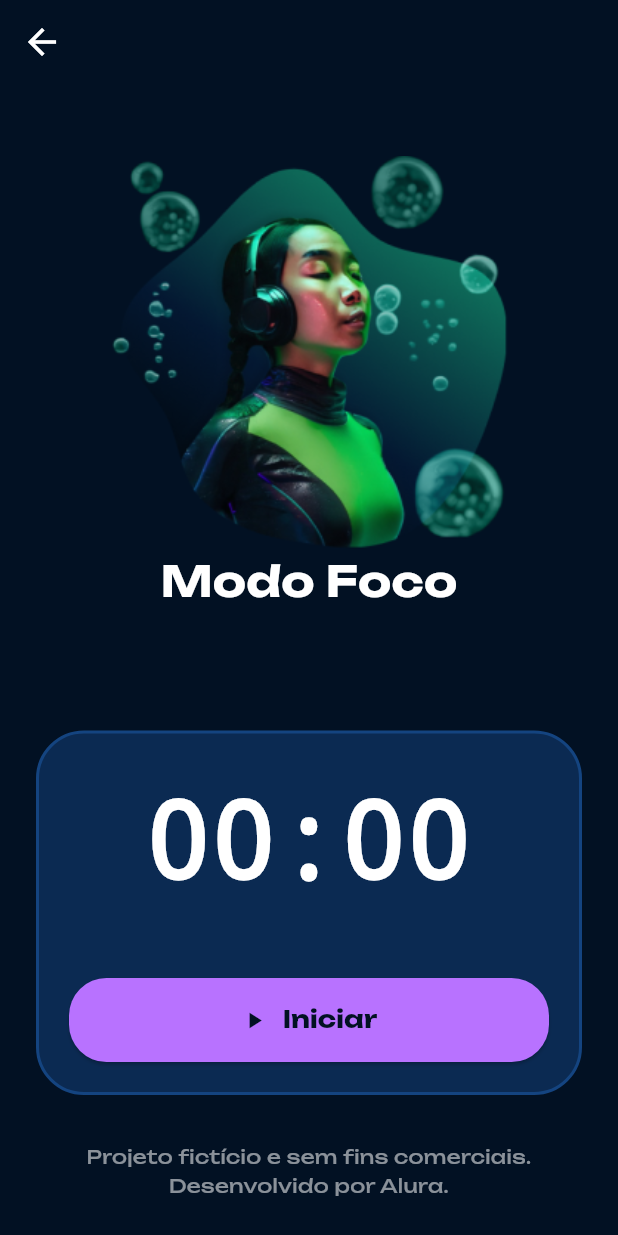
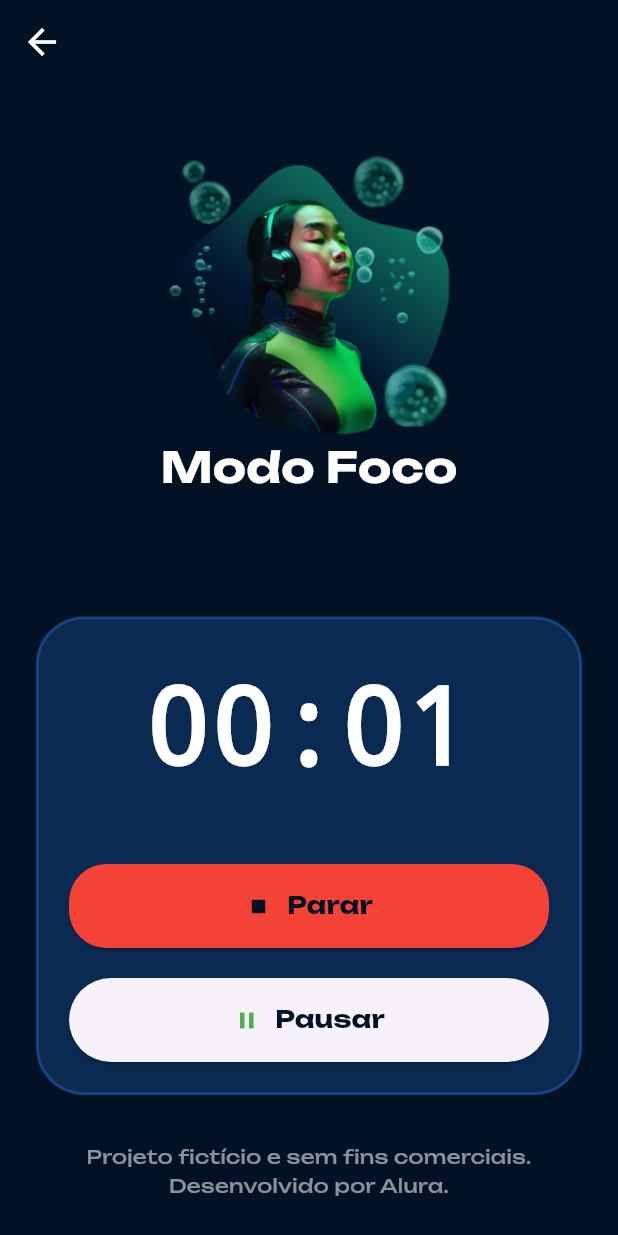
Before and after one commit to 1BrenoAlv/App-Focus, a Flutter app: the TimerPage screen opened by its route, after a tap on "Iniciar", on a phone screen of 412 x 824 dp. Run offline on Flutter 3.47's test engine with Material 3 defaults, Android fonts, the phone set to English and light mode, and no system bars; our stand-ins replace google_fonts.

```diff
--- a/lib/app/app.dart
+++ b/lib/app/app.dart
@@ -1,7 +1,7 @@
 import 'package:flutter/material.dart';
-import 'package:fokus/app/enums/timer_type.dart';
-import 'package:fokus/app/pages/home_page.dart';
-import 'package:fokus/app/pages/timer_page.dart';
+import 'package:fokus/app/shared/enums/timer_type.dart';
+import 'package:fokus/app/view/pages/home_page.dart';
+import 'package:fokus/app/view/pages/timer_page.dart';
 import 'package:google_fonts/google_fonts.dart';
 
 class App extends StatelessWidget {
--- /dev/null
+++ b/lib/app/view-model/time_viewModel.dart
@@ -0,0 +1,32 @@
+import 'dart:async';
+import 'package:flutter/cupertino.dart';
+
+class TimerViewmodel extends ChangeNotifier {
+  bool isPlaying = false;
+  Timer? timer;
+  Duration duration = Duration.zero;
+
+  void startTime(int initialMinutes, ValueNotifier<bool> isPaused) {
+    duration = Duration.zero;
+    isPlaying = true;
+    notifyListeners();
+
+    timer = Timer.periodic(Duration(seconds: 1), (timer) {
+      if(isPaused.value) return;
+
+      if (duration.inMinutes < initialMinutes) {
+        duration += Duration(seconds: 1);
+        notifyListeners();
+      } else {
+        isPlaying = false;
+        timer.cancel();
+      }
+    });
+  }
+
+  void stopTime() {
+    isPlaying = false;
+    notifyListeners();
+    timer?.cancel();
+  }
+}
--- a/lib/app/pages/home_page.dart
+++ b/lib/app/view/pages/home_page.dart
@@ -1,6 +1,6 @@
 import 'package:flutter/material.dart';
-import 'package:fokus/app/enums/timer_type.dart';
-import '../utils/app_config.dart';
+import 'package:fokus/app/shared/enums/timer_type.dart';
+import '../../shared/utils/app_config.dart';
 
 class HomePage extends StatelessWidget {
   const HomePage({super.key});
@@ -31,13 +31,13 @@ class HomePage extends StatelessWidget {
                           '/timer',
                           arguments: TimerType.focus,
                         );
-                        if (result != null) {
-                          showDialog(
-                            context: context,
-                            builder: (_) =>
-                                AlertDialog(title: Text(result.toString())),
-                          );
-                        }
+                        // if (result != null) {
+                        //   showDialog(
+                        //     context: context,
+                        //     builder: (_) =>
+                        //         AlertDialog(title: Text(result.toString())),
+                        //   );
+                        // }
                       },
                       style: ElevatedButton.styleFrom(
                         backgroundColor: AppConfig.buttonColor,
--- a/lib/app/pages/timer_page.dart
+++ b/lib/app/view/pages/timer_page.dart
@@ -1,6 +1,6 @@
 import 'package:flutter/material.dart';
-import 'package:fokus/app/utils/app_config.dart';
-import '../enums/timer_type.dart';
+import 'package:fokus/app/shared/utils/app_config.dart';
+import '../../shared/enums/timer_type.dart';
 import '../widgets/timer_widget.dart';
 
 class TimerPage extends StatelessWidget {
--- /dev/null
+++ b/lib/app/view/widgets/timer_widget.dart
@@ -0,0 +1,162 @@
+import 'package:flutter/material.dart';
+
+import 'package:fokus/app/shared/utils/app_config.dart';
+import 'package:fokus/app/view-model/time_viewModel.dart';
+
+class TimerWidget extends StatefulWidget {
+  final int initialMinutes;
+
+  const TimerWidget({super.key, required this.initialMinutes});
+
+  @override
+  State<TimerWidget> createState() => _TimerWidgetState();
+}
+
+class _TimerWidgetState extends State<TimerWidget> {
+  final timerViewModel = TimerViewmodel();
+  final isPauseNotifier = ValueNotifier<bool>(false);
+
+  @override
+  void initState() {
+    super.initState();
+  }
+
+  @override
+  void dispose() {
+    super.dispose();
+    timerViewModel.stopTime();
+  }
+
+  @override
+  Widget build(BuildContext context) {
+    return Container(
+      width: double.infinity,
+      margin: EdgeInsets.only(top: 40),
+      padding: EdgeInsets.all(20),
+      decoration: BoxDecoration(
+        color: Color.fromRGBO(20, 68, 128, 0.5),
+        borderRadius: BorderRadius.circular(32),
+        border: Border.all(color: const Color(0xff144480), width: 2),
+      ),
+      child: Column(
+        mainAxisAlignment: MainAxisAlignment.center,
+        children: [
+          // Timer
+          AnimatedBuilder(
+            animation: timerViewModel,
+            builder: (context, child) {
+              final duration = timerViewModel.duration;
+              return Text(
+                "${duration.inMinutes.toString().padLeft(2, '0')}:${(duration.inSeconds % 60).toString().padLeft(2, '0')}",
+                style: TextStyle(
+                  fontSize: 72,
+                  fontWeight: FontWeight.bold,
+                  color: Colors.white,
+                  fontFamily: 'monospace',
+                ),
+              );
+            },
+          ),
+
+          const SizedBox(height: 40),
+
+          // Botões de controle
+          SizedBox(
+            width: double.infinity,
+            height: 56,
+            child: ListenableBuilder(
+              listenable: timerViewModel,
+
+              builder: (context, child) {
+                bool isPlaying = timerViewModel.isPlaying;
+
+                return ElevatedButton(
+                  onPressed: () {
+                    if (isPlaying) {
+                      timerViewModel.stopTime();
+                    } else {
+                      timerViewModel.startTime(
+                        widget.initialMinutes,
+                        isPauseNotifier,
+                      );
+                    }
+                    isPauseNotifier.value = false;
+                  },
+                  style: ElevatedButton.styleFrom(
+                    backgroundColor: isPlaying
+                        ? Colors.red
+                        : AppConfig.buttonColor,
+                    foregroundColor: Colors.white,
+                    padding: const EdgeInsets.symmetric(
+                      horizontal: 30,
+                      vertical: 15,
+                    ),
+                    shape: RoundedRectangleBorder(
+                      borderRadius: BorderRadius.circular(25),
+                    ),
+                  ),
+                  child: Row(
+                    mainAxisAlignment: MainAxisAlignment.center,
+                    children: [
+                      Icon(
+                        isPlaying ? Icons.stop : Icons.play_arrow,
+                        color: AppConfig.backgroundColor,
+                      ),
+                      const SizedBox(width: 10),
+                      Text(
+                        isPlaying ? "Parar" : "Iniciar",
+                        style: const TextStyle(
+                          fontSize: 16,
+                          fontWeight: FontWeight.bold,
+                          color: AppConfig.backgroundColor,
+                        ),
+                      ),
+                    ],
+                  ),
+                );
+              },
+            ),
+          ),
+          SizedBox(height: 20),
+          ValueListenableBuilder(
+            valueListenable: isPauseNotifier,
+            builder: (context, value, child) {
+              return ListenableBuilder(
+                listenable: timerViewModel,
+                builder: (context, child) {
+                  if (!timerViewModel.isPlaying) return SizedBox.shrink();
+                  return SizedBox(
+                    height: 56,
+                    child: ElevatedButton(
+                      onPressed: () {
+                        isPauseNotifier.value = !value;
+                      },
+                      child: Row(
+                        mainAxisAlignment: MainAxisAlignment.center,
+                        children: [
+                          Icon(
+                            value ? Icons.play_arrow : Icons.pause,
+                            color: Colors.green,
+                          ),
+                          const SizedBox(width: 10),
+                          Text(
+                            value ? 'Continuar' : 'Pausar',
+                            style: const TextStyle(
+                              fontSize: 16,
+                              fontWeight: FontWeight.bold,
+                              color: AppConfig.backgroundColor,
+                            ),
+                          ),
+                        ],
+                      ),
+                    ),
+                  );
+                },
+              );
+            },
+          ),
+        ],
+      ),
+    );
+  }
+}
--- a/lib/app/widgets/timer_widget.dart
+++ /dev/null
@@ -1,86 +0,0 @@
-import 'package:flutter/material.dart';
-
-import 'package:fokus/app/utils/app_config.dart';
-
-class TimerWidget extends StatefulWidget {
-  final int initialMinutes;
-
-  const TimerWidget({super.key, required this.initialMinutes});
-
-  @override
-  State<TimerWidget> createState() => _TimerWidgetState();
-}
-
-class _TimerWidgetState extends State<TimerWidget> {
-  @override
-  void initState() {
-    super.initState();
-  }
-
-  @override
-  Widget build(BuildContext context) {
-    return Container(
-      width: double.infinity,
-      margin: EdgeInsets.only(top: 40),
-      padding: EdgeInsets.all(20),
-      decoration: BoxDecoration(
-        color: Color.fromRGBO(20, 68, 128, 0.5),
-        borderRadius: BorderRadius.circular(32),
-        border: Border.all(color: const Color(0xff144480), width: 2),
-      ),
-      child: Column(
-        mainAxisAlignment: MainAxisAlignment.center,
-        children: [
-          // Timer
-          Text(
-            "00:00",
-            style: TextStyle(
-              fontSize: 72,
-              fontWeight: FontWeight.bold,
-              color: Colors.white,
-              fontFamily: 'monospace',
-            ),
-          ),
-          const SizedBox(height: 40),
-
-          // Botões de controle
-          SizedBox(
-            width: double.infinity,
-            height: 56,
-            child: ElevatedButton(
-              onPressed: () {
-
-              },
-              style: ElevatedButton.styleFrom(
-                backgroundColor: AppConfig.buttonColor,
-                foregroundColor: Colors.white,
-                padding: const EdgeInsets.symmetric(
-                  horizontal: 30,
-                  vertical: 15,
-                ),
-                shape: RoundedRectangleBorder(
-                  borderRadius: BorderRadius.circular(25),
-                ),
-              ),
-              child: Row(
-                mainAxisAlignment: MainAxisAlignment.center,
-                children: [
-                  Icon(Icons.play_arrow, color: AppConfig.backgroundColor),
-                  const SizedBox(width: 10),
-                  Text(
-                    "Iniciar",
-                    style: const TextStyle(
-                      fontSize: 16,
-                      fontWeight: FontWeight.bold,
-                      color: AppConfig.backgroundColor,
-                    ),
-                  ),
-                ],
-              ),
-            ),
-          ),
-        ],
-      ),
-    );
-  }
-}
```
Also changed, not shown: lib/app/shared/enums/timer_type.dart (renamed from lib/app/enums/timer_type.dart), lib/app/shared/utils/app_config.dart (renamed from lib/app/utils/app_config.dart).
